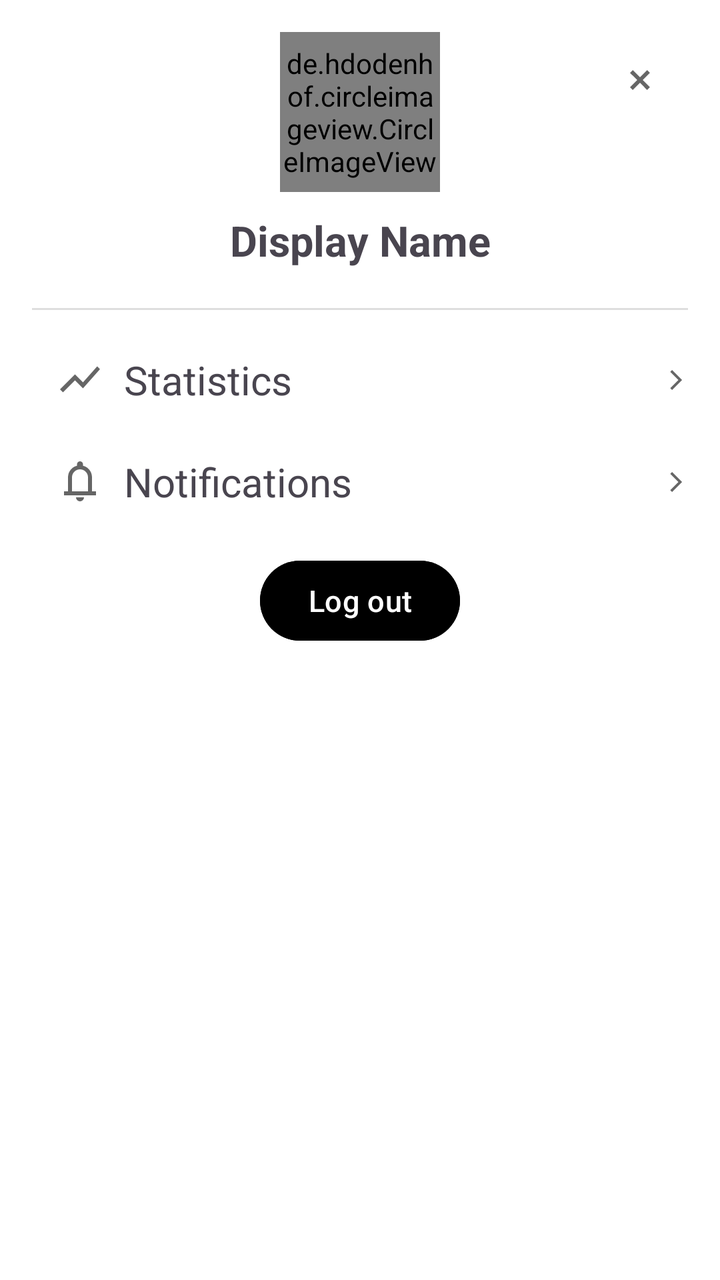
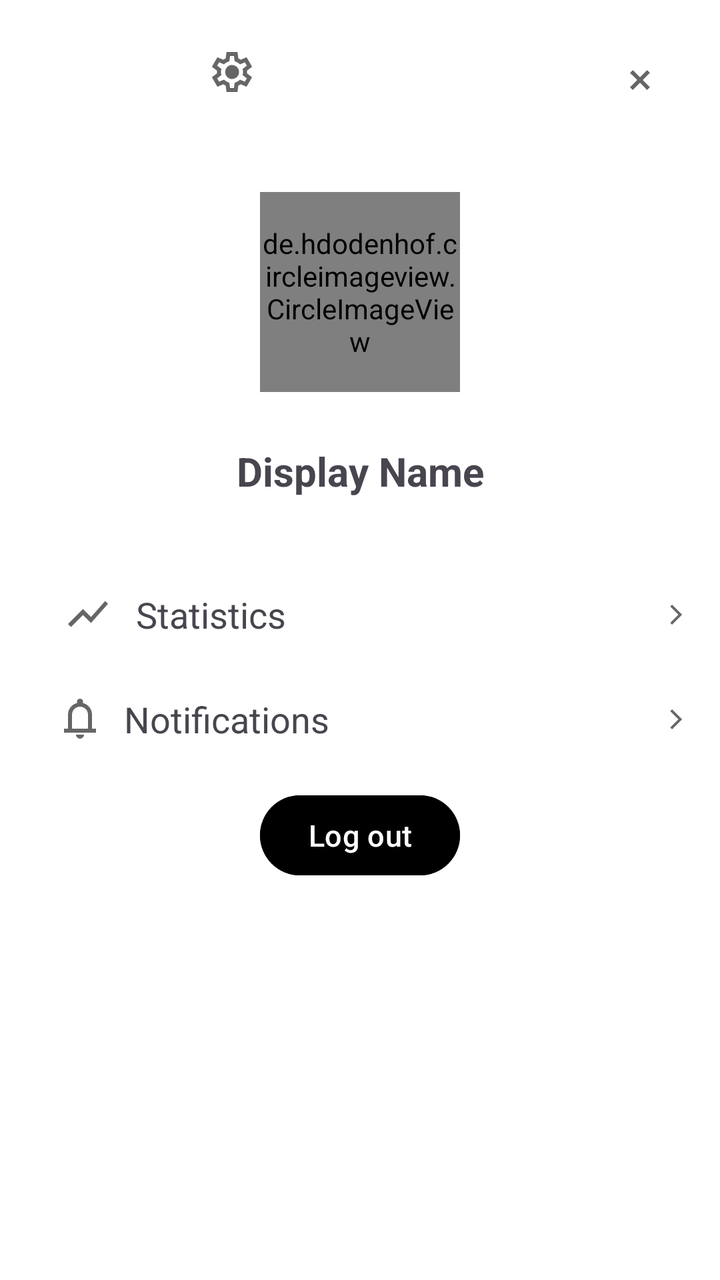

Screens rendered from an Android XML layout before and after an edit, with the pre-edit source and the edit as a unified diff.
<!-- AndroidManifest.xml: application theme Theme.TheApp -->
<!-- res/layout/fragment_profile.xml -->
<?xml version="1.0" encoding="utf-8"?>
<androidx.constraintlayout.widget.ConstraintLayout
    xmlns:android="http://schemas.android.com/apk/res/android"
    xmlns:app="http://schemas.android.com/apk/res-auto"
    xmlns:tools="http://schemas.android.com/tools"
    android:layout_width="match_parent"
    android:layout_height="wrap_content"
    android:background="@color/nav_view"
    android:orientation="vertical"
    android:padding="16dp"
    tools:context=".ProfileFragment">

    <ImageButton
        android:id="@+id/close_profile_button"
        android:layout_width="wrap_content"
        android:layout_height="wrap_content"
        android:contentDescription="@string/close_profile"
        android:background="@android:color/transparent"
        android:padding="12dp"
        android:src="@drawable/ic_close"
        app:layout_constraintTop_toTopOf="parent"
        app:layout_constraintEnd_toEndOf="parent" />

    <de.hdodenhof.circleimageview.CircleImageView
        android:id="@+id/profilePic"
        app:civ_border_width="2dp"
        android:src="@drawable/mountain"
        app:civ_border_color="@color/profile_border"
        android:layout_width="80dp"
        android:layout_height="80dp"
        app:layout_constraintTop_toTopOf="parent"
        app:layout_constraintStart_toStartOf="parent"
        app:layout_constraintEnd_toEndOf="parent" />

    <TextView
        android:id="@+id/displayNameText"
        android:layout_width="wrap_content"
        android:layout_height="wrap_content"
        android:layout_gravity="center"
        android:text="@string/display_name"
        android:textStyle="bold"
        android:textSize="@dimen/font_medium"
        android:paddingTop="10dp"
        android:paddingBottom="10dp"
        app:layout_constraintTop_toBottomOf="@id/profilePic"
        app:layout_constraintStart_toStartOf="parent"
        app:layout_constraintEnd_toEndOf="parent" />

    <View
        android:layout_width="match_parent"
        android:layout_height="1dp"
        android:background="@color/divider_color"
        app:layout_constraintTop_toBottomOf="@+id/displayNameText"
        app:layout_constraintBottom_toTopOf="@id/statistics"/>

    <TextView
        android:id="@+id/statistics"
        android:layout_width="match_parent"
        android:layout_height="wrap_content"
        android:text="@string/statistics"
        android:drawablePadding="10dp"
        android:clickable="true"
        android:focusable="true"
        android:textSize="20sp"
        android:padding="12dp"
        android:background="?attr/selectableItemBackground"
        android:layout_marginTop="20dp"
        app:drawableStartCompat="@drawable/ic_recent_progress"
        app:layout_constraintTop_toBottomOf="@id/displayNameText"
        app:layout_constraintStart_toStartOf="parent"
        app:layout_constraintEnd_toEndOf="parent" />

    <ImageView
        android:layout_width="wrap_content"
        android:layout_height="wrap_content"
        android:src="@drawable/ic_button_arrow"
        app:layout_constraintEnd_toEndOf="@id/statistics"
        app:layout_constraintTop_toTopOf="@id/statistics"
        app:layout_constraintBottom_toBottomOf="@id/statistics"/>

    <TextView
        android:id="@+id/notifications"
        android:layout_width="match_parent"
        android:layout_height="wrap_content"
        android:text="@string/notifications"
        android:drawablePadding="10dp"
        android:clickable="true"
        android:focusable="true"
        android:textSize="20sp"
        android:padding="12dp"
        android:background="?attr/selectableItemBackground"
        app:drawableStartCompat="@drawable/ic_notification"
        app:layout_constraintTop_toBottomOf="@id/statistics"
        app:layout_constraintStart_toStartOf="parent"
        app:layout_constraintEnd_toEndOf="parent" />

    <ImageView
        android:layout_width="wrap_content"
        android:layout_height="wrap_content"
        android:src="@drawable/ic_button_arrow"
        app:layout_constraintEnd_toEndOf="@id/notifications"
        app:layout_constraintTop_toTopOf="@id/notifications"
        app:layout_constraintBottom_toBottomOf="@id/notifications"/>

    <com.google.android.material.button.MaterialButton
        android:id="@+id/log_out"
        android:layout_width="wrap_content"
        android:layout_height="wrap_content"
        android:text="@string/log_out"
        android:textSize="15sp"
        android:backgroundTint="@color/primary"
        android:textColor="@color/on_primary"
        android:layout_marginTop="10dp"
        app:layout_constraintTop_toBottomOf="@id/notifications"
        app:layout_constraintStart_toStartOf="parent"
        app:layout_constraintEnd_toEndOf="parent" />

</androidx.constraintlayout.widget.ConstraintLayout>
<!-- resources referenced by this layout -->
<resources>
  <color name="divider_color">#DEDEDE</color>
  <color name="nav_view">#FFFFFF</color>
  <color name="on_primary">#FFFFFF</color>
  <color name="primary">#000000</color>
  <color name="profile_border">#FF000000</color>
  <dimen name="font_medium">21sp</dimen>
  <!-- drawable ic_button_arrow (drawable-anydpi) -->
  <vector xmlns:android="http://schemas.android.com/apk/res/android"
      android:width="12dp"
      android:height="12dp"
      android:viewportWidth="960"
      android:viewportHeight="960"
      android:tint="@color/primary"
      android:alpha="0.6"
      android:autoMirrored="true">
    <path
        android:fillColor="@android:color/white"
        android:pathData="M321,880L250,809L579,480L250,151L321,80L721,480L321,880Z"/>
  </vector>
  <!-- drawable ic_close (drawable-anydpi) -->
  <vector xmlns:android="http://schemas.android.com/apk/res/android"
      android:width="24dp"
      android:height="24dp"
      android:viewportWidth="960"
      android:viewportHeight="960"
      android:tint="@color/primary"
      android:alpha="0.6">
    <path
        android:fillColor="@android:color/white"
        android:pathData="M336,680L280,624L424,480L280,337L336,281L480,425L623,281L679,337L535,480L679,624L623,680L480,536L336,680Z"/>
  </vector>
  <string name="close_profile">Close Profile</string>
  <string name="display_name">Display Name</string>
  <string name="log_out">Log out</string>
  <string name="notifications">Notifications</string>
  <string name="statistics">Statistics</string>
  <style name="Theme.TheApp" parent="Base.Theme.TheApp" />
  <style name="Base.Theme.TheApp" parent="Theme.Material3.DayNight.NoActionBar">
          
          
          <item name="colorSurface">@color/nav_view</item>
          <item name="colorOnBackground">@color/nav_view</item>
          <item name="android:colorBackground">@color/nav_view</item>
          <item name="colorPrimary">@color/primary</item>
          <item name="colorOnPrimary">@color/on_primary</item>
      </style>
  <!-- unchanged entries left out for length: 3 -->
</resources>

<!-- the commit's change to res/layout/fragment_profile.xml (unified diff, before → after) -->
@@ -6,7 +6,6 @@
     android:layout_width="match_parent"
     android:layout_height="wrap_content"
     android:background="@color/nav_view"
-    android:orientation="vertical"
     android:padding="16dp"
     tools:context=".ProfileFragment">
 
@@ -21,25 +20,51 @@
         app:layout_constraintTop_toTopOf="parent"
         app:layout_constraintEnd_toEndOf="parent" />
 
+    <LinearLayout
+        android:id="@+id/change_pfp_container"
+        android:layout_width="200dp"
+        android:layout_height="wrap_content"
+        android:orientation="horizontal"
+        android:gravity="center_horizontal"
+        android:padding="8dp"
+        app:layout_constraintTop_toTopOf="parent"
+        app:layout_constraintStart_toStartOf="parent">
+
+        <ImageView
+            android:layout_width="24dp"
+            android:layout_height="24dp"
+            android:src="@drawable/ic_settings"
+            android:contentDescription="@string/change_pfp"
+            app:tint="@color/primary" />
+
+        <Spinner
+            android:id="@+id/pfpSpinner"
+            android:layout_width="wrap_content"
+            android:layout_height="wrap_content"
+            android:spinnerMode="dropdown"
+            android:background="@null" />
+    </LinearLayout>
+
     <de.hdodenhof.circleimageview.CircleImageView
         android:id="@+id/profilePic"
-        app:civ_border_width="2dp"
         android:src="@drawable/mountain"
         app:civ_border_color="@color/profile_border"
-        android:layout_width="80dp"
-        android:layout_height="80dp"
-        app:layout_constraintTop_toTopOf="parent"
+        android:layout_width="100dp"
+        android:layout_height="100dp"
+        android:layout_marginTop="32dp"
+        app:civ_border_width="2dp"
         app:layout_constraintStart_toStartOf="parent"
-        app:layout_constraintEnd_toEndOf="parent" />
+        app:layout_constraintEnd_toEndOf="parent"
+        app:layout_constraintTop_toBottomOf="@id/close_profile_button"/>
 
     <TextView
         android:id="@+id/displayNameText"
         android:layout_width="wrap_content"
         android:layout_height="wrap_content"
-        android:layout_gravity="center"
+        android:layout_marginTop="16dp"
         android:text="@string/display_name"
         android:textStyle="bold"
-        android:textSize="@dimen/font_medium"
+        android:textSize="20sp"
         android:paddingTop="10dp"
         android:paddingBottom="10dp"
         app:layout_constraintTop_toBottomOf="@id/profilePic"
@@ -49,6 +74,7 @@
     <View
         android:layout_width="match_parent"
         android:layout_height="1dp"
+        android:layout_marginTop="24dp"
         android:background="@color/divider_color"
         app:layout_constraintTop_toBottomOf="@+id/displayNameText"
         app:layout_constraintBottom_toTopOf="@id/statistics"/>
@@ -58,11 +84,11 @@
         android:layout_width="match_parent"
         android:layout_height="wrap_content"
         android:text="@string/statistics"
-        android:drawablePadding="10dp"
+        android:drawablePadding="12dp"
         android:clickable="true"
         android:focusable="true"
-        android:textSize="20sp"
-        android:padding="12dp"
+        android:textSize="18sp"
+        android:padding="16dp"
         android:background="?attr/selectableItemBackground"
         android:layout_marginTop="20dp"
         app:drawableStartCompat="@drawable/ic_recent_progress"
@@ -86,7 +112,7 @@
         android:drawablePadding="10dp"
         android:clickable="true"
         android:focusable="true"
-        android:textSize="20sp"
+        android:textSize="18sp"
         android:padding="12dp"
         android:background="?attr/selectableItemBackground"
         app:drawableStartCompat="@drawable/ic_notification"
<!-- resource entries referenced after the edit -->
@@ -5,7 +5,6 @@
   <color name="on_primary">#FFFFFF</color>
   <color name="primary">#000000</color>
   <color name="profile_border">#FF000000</color>
-  <dimen name="font_medium">21sp</dimen>
   <!-- drawable ic_button_arrow (drawable-anydpi) -->
   <vector xmlns:android="http://schemas.android.com/apk/res/android"
       android:width="12dp"
@@ -31,6 +30,19 @@
         android:fillColor="@android:color/white"
         android:pathData="M336,680L280,624L424,480L280,337L336,281L480,425L623,281L679,337L535,480L679,624L623,680L480,536L336,680Z"/>
   </vector>
+  <!-- drawable ic_settings (drawable-anydpi) -->
+  <vector xmlns:android="http://schemas.android.com/apk/res/android"
+      android:width="24dp"
+      android:height="24dp"
+      android:viewportWidth="960"
+      android:viewportHeight="960"
+      android:tint="@color/primary"
+      android:alpha="0.6">
+    <path
+        android:fillColor="@android:color/white"
+        android:pathData="M370,880L354,752Q341,747 329.5,740Q318,733 307,725L188,775L78,585L181,507Q180,500 180,493.5Q180,487 180,480Q180,473 180,466.5Q180,460 181,453L78,375L188,185L307,235Q318,227 330,220Q342,213 354,208L370,80L590,80L606,208Q619,213 630.5,220Q642,227 653,235L772,185L882,375L779,453Q780,460 780,466.5Q780,473 780,480Q780,487 780,493.5Q780,500 778,507L881,585L771,775L653,725Q642,733 630,740Q618,747 606,752L590,880L370,880ZM440,800L519,800L533,694Q564,686 590.5,670.5Q617,655 639,633L738,674L777,606L691,541Q696,527 698,511.5Q700,496 700,480Q700,464 698,448.5Q696,433 691,419L777,354L738,286L639,328Q617,305 590.5,289.5Q564,274 533,266L520,160L441,160L427,266Q396,274 369.5,289.5Q343,305 321,327L222,286L183,354L269,418Q264,433 262,448Q260,463 260,480Q260,496 262,511Q264,526 269,541L183,606L222,674L321,632Q343,655 369.5,670.5Q396,686 427,694L440,800ZM482,620Q540,620 581,579Q622,538 622,480Q622,422 581,381Q540,340 482,340Q423,340 382.5,381Q342,422 342,480Q342,538 382.5,579Q423,620 482,620ZM480,480L480,480Q480,480 480,480Q480,480 480,480L480,480L480,480L480,480Q480,480 480,480Q480,480 480,480Q480,480 480,480Q480,480 480,480L480,480L480,480L480,480Q480,480 480,480Q480,480 480,480L480,480L480,480L480,480Q480,480 480,480Q480,480 480,480L480,480L480,480L480,480Q480,480 480,480Q480,480 480,480Q480,480 480,480Q480,480 480,480L480,480L480,480L480,480Q480,480 480,480Q480,480 480,480L480,480Z"/>
+  </vector>
+  <string name="change_pfp">Change Profile Picture</string>
   <string name="close_profile">Close Profile</string>
   <string name="display_name">Display Name</string>
   <string name="log_out">Log out</string>
